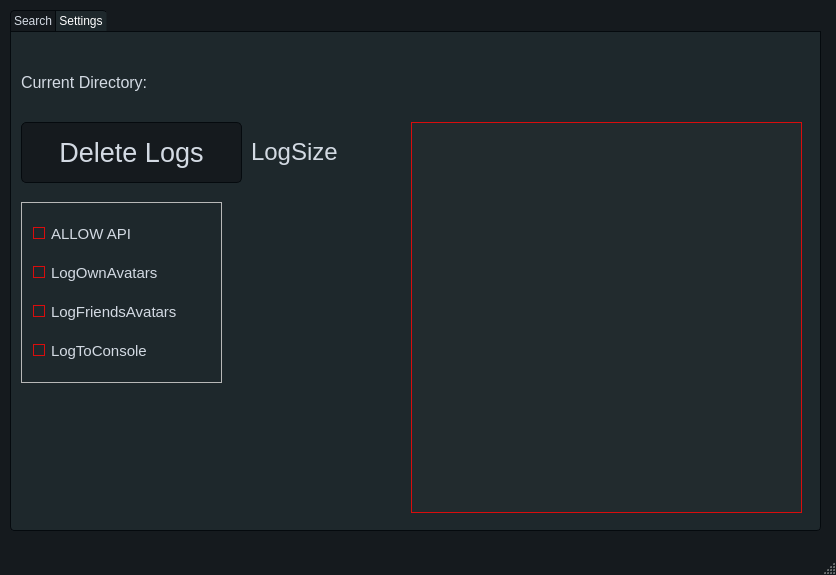
First picture: the form in GUI/untitled.ui, repository Cranbaerry/A.R.E.S, before the edit.
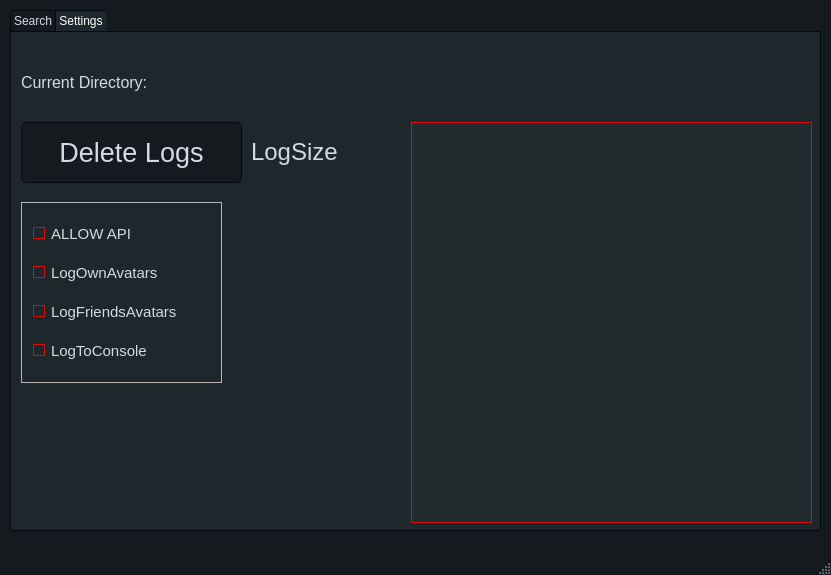
Second picture: the form after the edit. The open tabs and pages were chosen to show the change.

What changed in the file:
```diff
--- a/GUI/untitled.ui
+++ b/GUI/untitled.ui
@@ -6,7 +6,7 @@
    <rect>
     <x>0</x>
     <y>0</y>
-    <width>836</width>
+    <width>831</width>
     <height>575</height>
    </rect>
   </property>
@@ -1200,13 +1200,13 @@
        </item>
       </layout>
      </widget>
-     <widget class="QTextEdit" name="Instructions">
+     <widget class="QPlainTextEdit" name="Instructions">
       <property name="geometry">
        <rect>
         <x>400</x>
         <y>90</y>
-        <width>391</width>
-        <height>391</height>
+        <width>401</width>
+        <height>401</height>
        </rect>
       </property>
      </widget>
```
Left out of the diff: 23 changed lines with no effect on the pictures.
